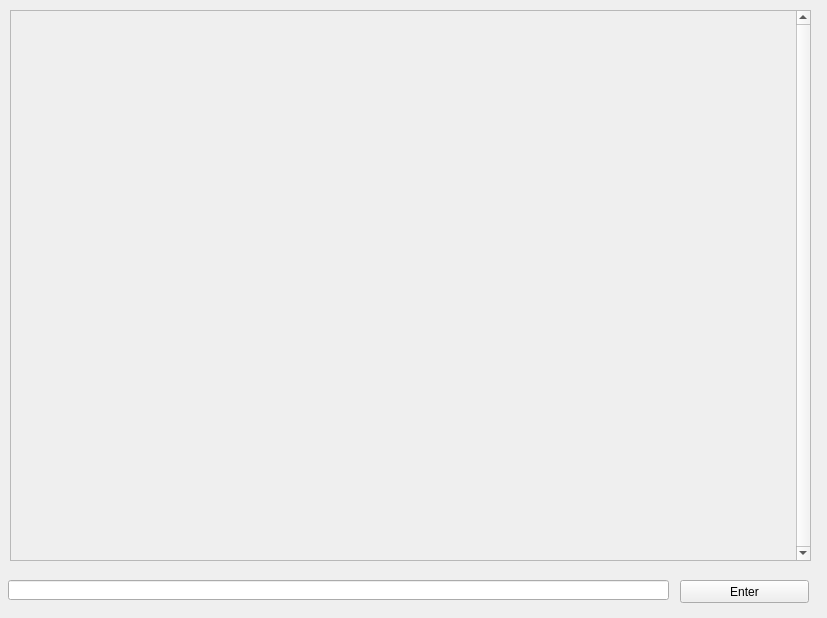
ClarkG77/DungeonAssistant, file main.ui: the form before one commit.
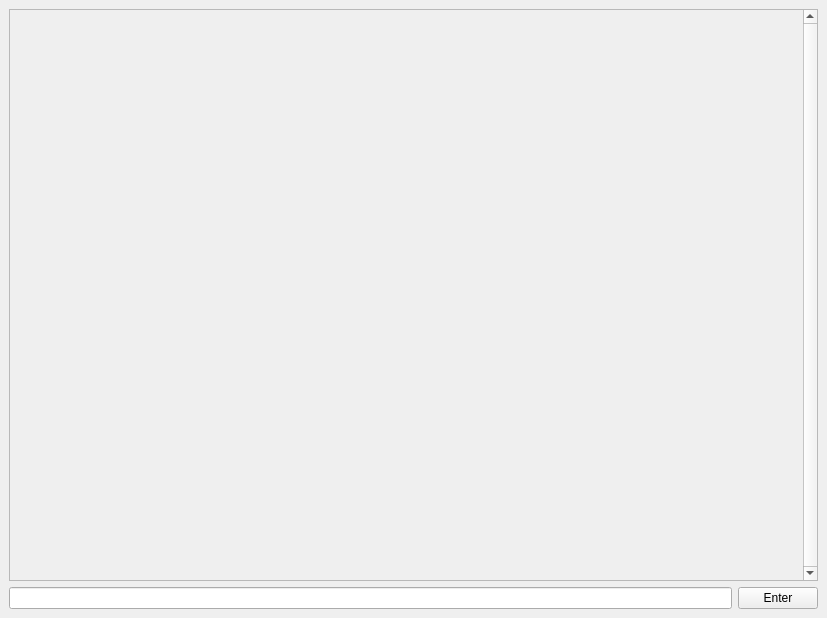
The form after the commit.

```diff
--- a/main.ui
+++ b/main.ui
@@ -14,55 +14,11 @@
    <string>MainWindow</string>
   </property>
   <widget class="QWidget" name="centralwidget">
-   <widget class="QPushButton" name="button">
-    <property name="geometry">
-     <rect>
-      <x>680</x>
-      <y>580</y>
-      <width>129</width>
-      <height>23</height>
-     </rect>
-    </property>
-    <property name="text">
-     <string>Enter</string>
-    </property>
-    <property name="autoDefault">
-     <bool>true</bool>
-    </property>
-    <property name="default">
-     <bool>false</bool>
-    </property>
-   </widget>
-   <widget class="QLineEdit" name="input">
-    <property name="geometry">
-     <rect>
-      <x>8</x>
-      <y>580</y>
-      <width>661</width>
-      <height>20</height>
-     </rect>
-    </property>
-    <property name="sizePolicy">
-     <sizepolicy hsizetype="Fixed" vsizetype="Fixed">
-      <horstretch>0</horstretch>
-      <verstretch>0</verstretch>
-     </sizepolicy>
-    </property>
-    <property name="maxLength">
-     <number>2048</number>
-    </property>
-   </widget>
+   <layout class="QGridLayout" name="gridLayout">
+    <item row="0" column="0" colspan="2">
    <widget class="QScrollArea" name="scrollArea">
-    <property name="geometry">
-     <rect>
-      <x>10</x>
-      <y>10</y>
-      <width>801</width>
-      <height>551</height>
-     </rect>
-    </property>
     <property name="sizePolicy">
-     <sizepolicy hsizetype="Expanding" vsizetype="Fixed">
+       <sizepolicy hsizetype="Expanding" vsizetype="Expanding">
       <horstretch>0</horstretch>
       <verstretch>0</verstretch>
      </sizepolicy>
@@ -84,8 +40,8 @@
       <rect>
        <x>0</x>
        <y>0</y>
-       <width>782</width>
-       <height>549</height>
+         <width>790</width>
+         <height>569</height>
       </rect>
      </property>
      <property name="sizePolicy">
@@ -127,6 +83,40 @@
      </widget>
     </widget>
    </widget>
+    </item>
+    <item row="1" column="0">
+     <widget class="QLineEdit" name="input">
+      <property name="sizePolicy">
+       <sizepolicy hsizetype="Expanding" vsizetype="Fixed">
+        <horstretch>0</horstretch>
+        <verstretch>0</verstretch>
+       </sizepolicy>
+      </property>
+      <property name="maxLength">
+       <number>2048</number>
+      </property>
+     </widget>
+    </item>
+    <item row="1" column="1">
+     <widget class="QPushButton" name="button">
+      <property name="sizePolicy">
+       <sizepolicy hsizetype="Fixed" vsizetype="Fixed">
+        <horstretch>0</horstretch>
+        <verstretch>0</verstretch>
+       </sizepolicy>
+      </property>
+      <property name="text">
+       <string>Enter</string>
+      </property>
+      <property name="autoDefault">
+       <bool>true</bool>
+      </property>
+      <property name="default">
+       <bool>false</bool>
+      </property>
+     </widget>
+    </item>
+   </layout>
   </widget>
  </widget>
  <resources/>
```
Lines whose indentation alone changed are shown as unchanged.
